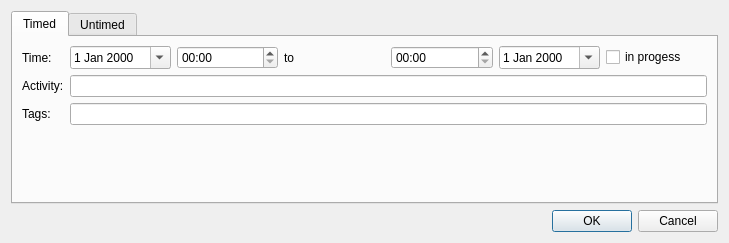
This is src/ui/activitydialog.ui in vubiostat/hourglass-qt as Qt 5 draws it before an edit. The edited form follows.
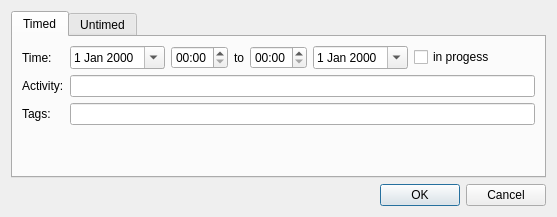
This is the edited form. Custom widgets are drawn as their Qt base class.

Commit message: Add horizontal spacer to dialog

What changed in the file:
```diff
--- a/src/ui/activitydialog.ui
+++ b/src/ui/activitydialog.ui
@@ -2,14 +2,6 @@
 <ui version="4.0">
  <class>ActivityDialog</class>
  <widget class="QDialog" name="ActivityDialog">
-  <property name="geometry">
-   <rect>
-    <x>0</x>
-    <y>0</y>
-    <width>729</width>
-    <height>243</height>
-   </rect>
-  </property>
   <property name="windowTitle">
    <string>Add earlier activity</string>
   </property>
@@ -81,6 +73,19 @@
            </property>
           </widget>
          </item>
+         <item>
+          <spacer name="horizontalSpacer_3">
+           <property name="orientation">
+            <enum>Qt::Horizontal</enum>
+           </property>
+           <property name="sizeHint" stdset="0">
+            <size>
+             <width>40</width>
+             <height>20</height>
+            </size>
+           </property>
+          </spacer>
+         </item>
         </layout>
        </item>
        <item row="2" column="1">
```
Left out of the diff: 2 changed lines with no effect on the pictures.
